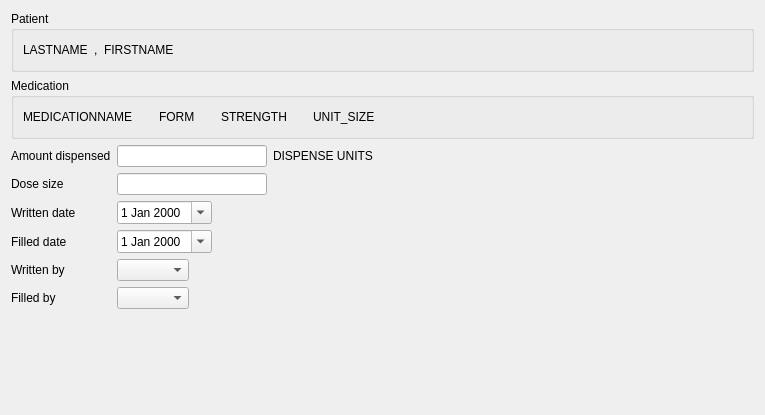
First picture: the form in mtrack/apw_page01.ui, repository kyledevans/Medicine-Track, before the edit.
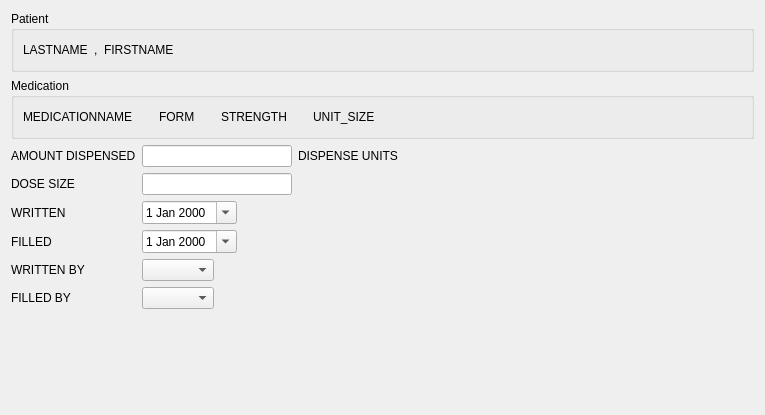
Second picture: the form after the edit.

```diff
--- a/mtrack/apw_page01.ui
+++ b/mtrack/apw_page01.ui
@@ -163,7 +163,7 @@
      <item row="0" column="0">
       <widget class="QLabel" name="amountLabel_2">
        <property name="text">
-        <string>Amount dispensed</string>
+        <string>AMOUNT DISPENSED</string>
        </property>
       </widget>
      </item>
@@ -210,7 +210,7 @@
      <item row="1" column="0">
       <widget class="QLabel" name="doseLabel">
        <property name="text">
-        <string>Dose size</string>
+        <string>DOSE SIZE</string>
        </property>
       </widget>
      </item>
@@ -250,7 +250,7 @@
      <item row="2" column="0">
       <widget class="QLabel" name="writtenLabel">
        <property name="text">
-        <string>Written date</string>
+        <string>WRITTEN</string>
        </property>
       </widget>
      </item>
@@ -281,7 +281,7 @@
      <item row="3" column="0">
       <widget class="QLabel" name="filledLabel">
        <property name="text">
-        <string>Filled date</string>
+        <string>FILLED</string>
        </property>
       </widget>
      </item>
@@ -312,7 +312,7 @@
      <item row="4" column="0">
       <widget class="QLabel" name="writtenByLabel">
        <property name="text">
-        <string>Written by</string>
+        <string>WRITTEN BY</string>
        </property>
       </widget>
      </item>
@@ -339,7 +339,7 @@
      <item row="5" column="0">
       <widget class="QLabel" name="filledByLabel">
        <property name="text">
-        <string>Filled by</string>
+        <string>FILLED BY</string>
        </property>
       </widget>
      </item>
```
